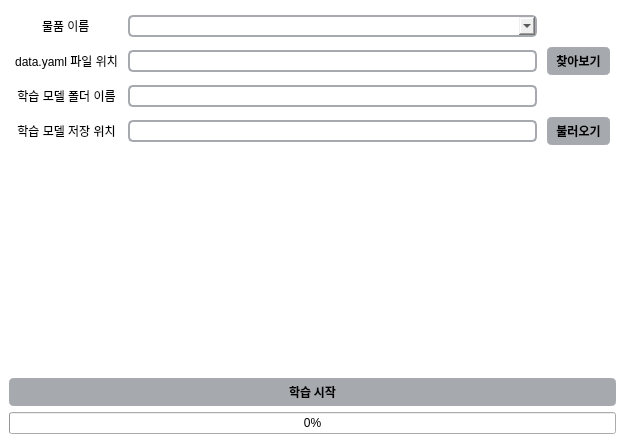
Old version of the form gui/yolo_learn_window.ui in the repository Meawcat/CheckMate.
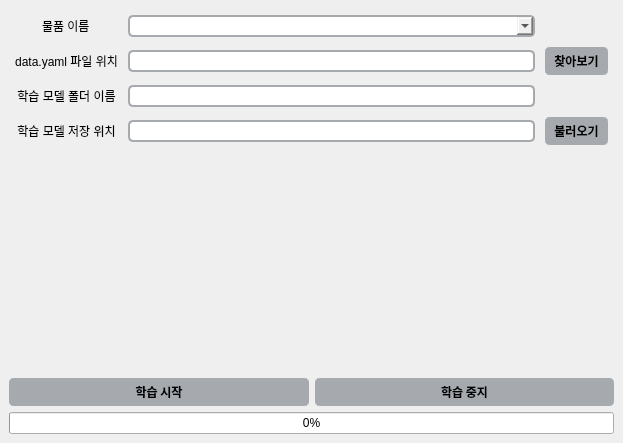
New version of the form.

```diff
--- a/gui/yolo_learn_window.ui
+++ b/gui/yolo_learn_window.ui
@@ -6,7 +6,7 @@
    <rect>
     <x>0</x>
     <y>0</y>
-    <width>625</width>
+    <width>623</width>
     <height>443</height>
    </rect>
   </property>
@@ -14,7 +14,7 @@
    <string>MainWindow</string>
   </property>
   <property name="styleSheet">
-   <string notr="true">#YoloLearnWindow{
+   <string notr="true">YoloLearnWindow{
 	font: 9pt &quot;맑은 고딕&quot;;
 	background-color: #fff;
 }</string>
@@ -185,38 +185,6 @@
       </item>
      </layout>
     </item>
-    <item row="2" column="0">
-     <widget class="QPushButton" name="train_button">
-      <property name="font">
-       <font>
-        <family>맑은 고딕</family>
-        <weight>75</weight>
-        <bold>true</bold>
-       </font>
-      </property>
-      <property name="styleSheet">
-       <string notr="true">QPushButton:hover {
-    color: #fff;
-}
-QPushButton {
-    border: 4px solid#a6aaaf;
-	border-radius: 5px;
-	padding: 1px 5px;
-	background-color: #a6aaaf;
-}</string>
-      </property>
-      <property name="text">
-       <string>학습 시작</string>
-      </property>
-     </widget>
-    </item>
-    <item row="3" column="0">
-     <widget class="QProgressBar" name="progressBar">
-      <property name="value">
-       <number>0</number>
-      </property>
-     </widget>
-    </item>
     <item row="1" column="0">
      <spacer name="verticalSpacer">
       <property name="orientation">
@@ -230,6 +198,67 @@
       </property>
      </spacer>
     </item>
+    <item row="2" column="0">
+     <layout class="QHBoxLayout" name="horizontalLayout">
+      <item>
+       <widget class="QPushButton" name="train_start">
+        <property name="font">
+         <font>
+          <family>맑은 고딕</family>
+          <weight>75</weight>
+          <bold>true</bold>
+         </font>
+        </property>
+        <property name="styleSheet">
+         <string notr="true">QPushButton:hover {
+    color: #fff;
+}
+QPushButton {
+    border: 4px solid#a6aaaf;
+	border-radius: 5px;
+	padding: 1px 5px;
+	background-color: #a6aaaf;
+}</string>
+        </property>
+        <property name="text">
+         <string>학습 시작</string>
+        </property>
+       </widget>
+      </item>
+      <item>
+       <widget class="QPushButton" name="train_stop">
+        <property name="font">
+         <font>
+          <family>맑은 고딕</family>
+          <weight>75</weight>
+          <bold>true</bold>
+         </font>
+        </property>
+        <property name="styleSheet">
+         <string notr="true">QPushButton:hover {
+    color: #fff;
+}
+QPushButton {
+    border: 4px solid#a6aaaf;
+	border-radius: 5px;
+	padding: 1px 5px;
+	background-color: #a6aaaf;
+}</string>
+        </property>
+        <property name="text">
+         <string>학습 중지</string>
+        </property>
+       </widget>
+      </item>
+     </layout>
+    </item>
+    <item row="3" column="0">
+     <widget class="QProgressBar" name="progressBar">
+      <property name="value">
+       <number>0</number>
+      </property>
+     </widget>
+    </item>
    </layout>
   </widget>
  </widget>
```
